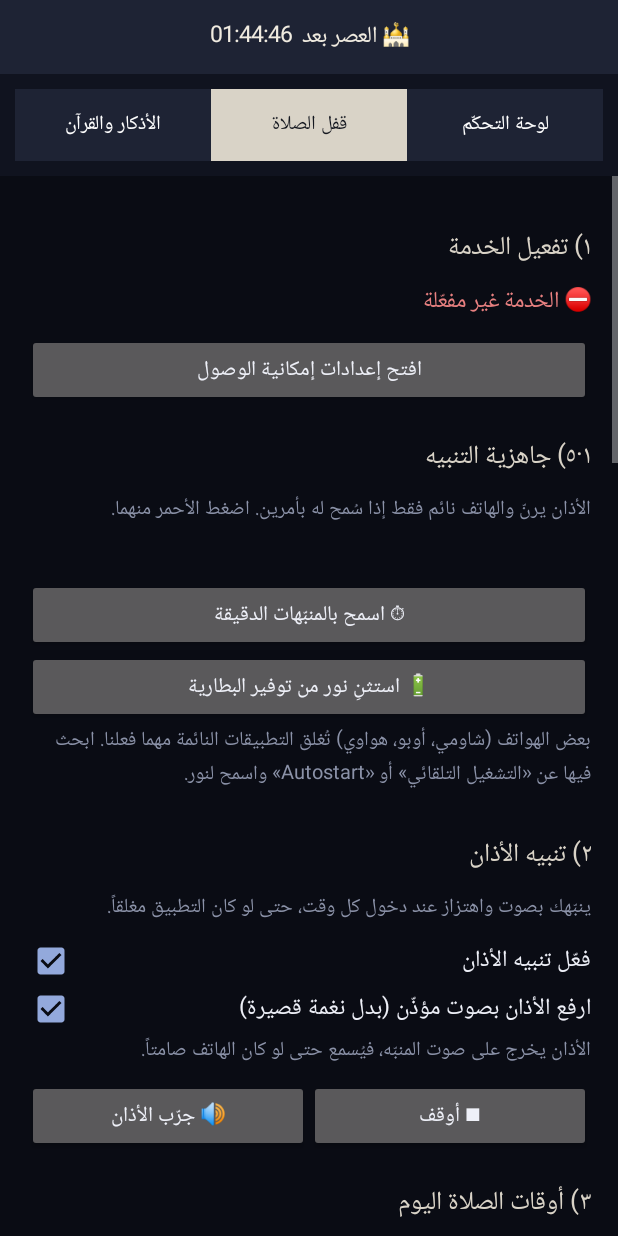
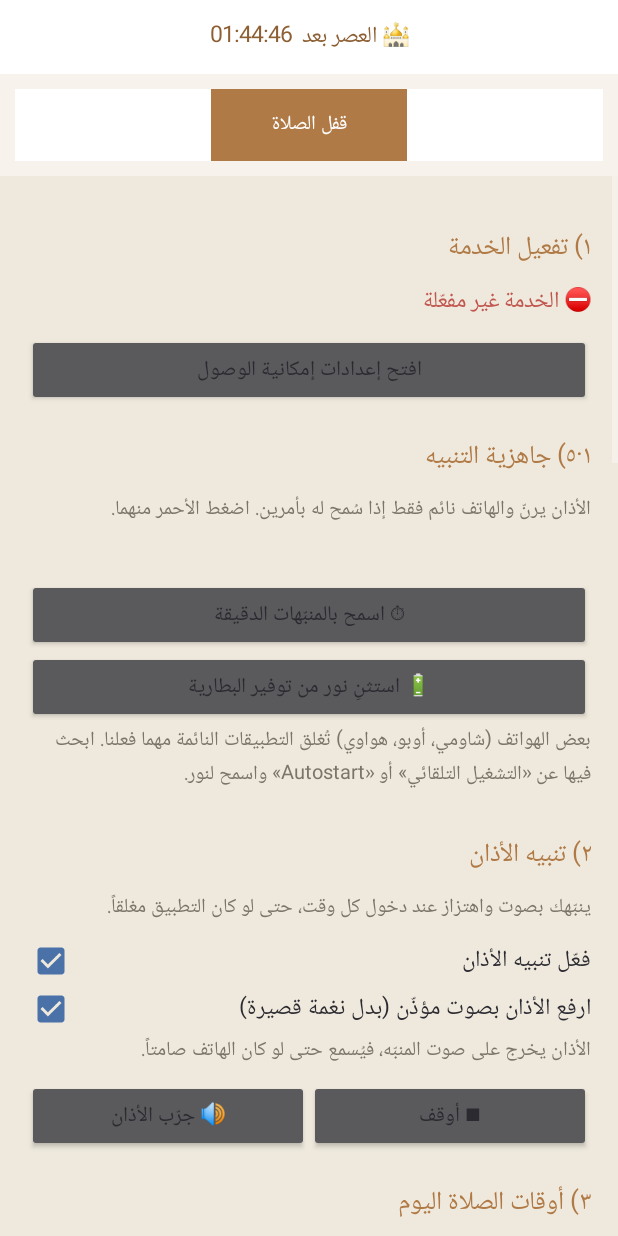
Before and after one commit to abdulrahmanalhamoud1673/noor-blocker, an Android app: the screen it shows after launch (MainActivity), after a tap on "قفل الصلاة", on a phone screen of 412 x 824 dp. Run offline under Robolectric (Android 15) with nearby library versions, the phone set to English and light mode, and no system bars; 2 other taps on this screen came first.

```diff
--- a/app/build.gradle.kts
+++ b/app/build.gradle.kts
@@ -11,8 +11,8 @@ android {
         applicationId = "com.noor.blocker"
         minSdk = 24
         targetSdk = 34
-        versionCode = 22
-        versionName = "13.1"
+        versionCode = 23
+        versionName = "14.0"
     }
 
     buildTypes {
--- a/app/src/main/java/com/noor/blocker/MainActivity.kt
+++ b/app/src/main/java/com/noor/blocker/MainActivity.kt
@@ -32,7 +32,7 @@ import android.widget.Toast
 const val NOOR_WEB = "https://abdulrahmanalhamoud1673.github.io/noor-adhkar/"
 
 /** يُستخدم لمسح ذاكرة الويب مرة واحدة بعد كل تحديث */
-private const val APP_VERSION = "13.1"
+private const val APP_VERSION = "14.0"
 
 /** رمز طلب أذونات الوسائط (كاميرا / ميكروفون) من داخل الصفحة */
 private const val REQ_MEDIA = 11
@@ -46,16 +46,6 @@ class NoorBridge(
     private val ctx: android.content.Context,
     private val onListen: (String) -> Unit
 ) {
-    @android.webkit.JavascriptInterface
-    fun prayerCompleted() {
-        val lock = PrayerLock.current(ctx) ?: return
-        Prefs.markPrayed(ctx, lock.key)
-        EventLog.add(ctx, EventLog.PRAYER, "صلّيتَ ${lock.prayerName} أمام الكاميرا")
-        android.os.Handler(android.os.Looper.getMainLooper()).post {
-            Toast.makeText(ctx, "تقبّل الله منك — فُتح القفل 🤲", Toast.LENGTH_LONG).show()
-        }
-    }
-
     /** أتمّ تحدّي الاستغفار — يُضاف الرصيد */
     @android.webkit.JavascriptInterface
     fun challengeCompleted() {
@@ -135,7 +125,7 @@ class MainActivity : Activity() {
 
         val root = LinearLayout(this).apply {
             orientation = LinearLayout.VERTICAL
-            setBackgroundColor(Color.parseColor("#0A0C14"))
+            setBackgroundColor(Color.parseColor("#EFE9DD"))
         }
 
         root.addView(buildBanner())
@@ -150,9 +140,7 @@ class MainActivity : Activity() {
         showWeb()
 
         // قادم من شاشة القفل
-        if (intent?.getBooleanExtra(LockActivity.EXTRA_OPEN_COACH, false) == true) {
-            openCoach(intent.getIntExtra(LockActivity.EXTRA_RAKAAT, 4))
-        } else if (intent?.getBooleanExtra(LockActivity.EXTRA_OPEN_CHALLENGE, false) == true) {
+        if (intent?.getBooleanExtra(LockActivity.EXTRA_OPEN_CHALLENGE, false) == true) {
             openChallenge()
         }
     }
@@ -176,17 +164,6 @@ class MainActivity : Activity() {
             Toast.makeText(this, "تم منح الكاميرا — اضغط «ابدأ» الآن", Toast.LENGTH_LONG).show()
             webView?.reload()
         }
-    }
-
-    /**
-     * يفتح مدرّب الصلاة في وضع فكّ القفل.
-     * نمرّر عدد الركعات في الرابط فتُثبَّت الصلاة المطلوبة،
-     * ولا يستطيع اختيار صلاة أقصر للتحايل.
-     */
-    private fun openCoach(rakaat: Int) {
-        showWeb()
-        webView?.loadUrl("$NOOR_WEB#pray=$rakaat")
-        Toast.makeText(this, "أدِّ الصلاة كاملة أمام الكاميرا ليُفتح القفل", Toast.LENGTH_LONG).show()
     }
 
     /** يفتح تحدّي الاستغفار بالعدد والذكر المحفوظين */
@@ -284,8 +261,8 @@ class MainActivity : Activity() {
         banner = TextView(this).apply {
             textSize = 15f
             gravity = Gravity.CENTER
-            setTextColor(Color.parseColor("#F0EBE0"))
-            setBackgroundColor(Color.parseColor("#1E2334"))
+            setTextColor(Color.parseColor("#8D5F33"))
+            setBackgroundColor(Color.parseColor("#FFFFFF"))
             setPadding(dp(12), dp(12), dp(12), dp(12))
         }
         updateBanner()
@@ -310,7 +287,7 @@ class MainActivity : Activity() {
         val bar = LinearLayout(this).apply {
             orientation = LinearLayout.HORIZONTAL
             setPadding(dp(10), dp(10), dp(10), dp(10))
-            setBackgroundColor(Color.parseColor("#10131F"))
+            setBackgroundColor(Color.parseColor("#F7F3EC"))
         }
         val lp = LinearLayout.LayoutParams(0, ViewGroup.LayoutParams.WRAP_CONTENT, 1f)
 
@@ -334,8 +311,8 @@ class MainActivity : Activity() {
 
     /** 0 = الأذكار · 1 = قفل الصلاة · 2 = لوحة التحكّم */
     private fun markTabs(which: Int) {
-        val on = Color.parseColor("#D9D3C7"); val off = Color.parseColor("#1E2334")
-        val onT = Color.parseColor("#14171f"); val offT = Color.WHITE
+        val on = Color.parseColor("#B07A46"); val off = Color.parseColor("#FFFFFF")
+        val onT = Color.parseColor("#FFFFFF"); val offT = Color.WHITE
         listOf(tabWeb, tabBlock, tabAdmin).forEachIndexed { i, b ->
             b.setBackgroundColor(if (i == which) on else off)
             b.setTextColor(if (i == which) onT else offT)
@@ -460,20 +437,20 @@ class MainActivity : Activity() {
         v.text = (if (exact) "✅ المنبّهات الدقيقة: مسموحة" else "❌ المنبّهات الدقيقة: ممنوعة") +
             "\n" + (if (batt) "✅ البطارية: نور مستثنى" else "❌ البطارية: نور غير مستثنى")
         v.setTextColor(android.graphics.Color.parseColor(
-            if (exact && batt) "#93a9dc" else "#e88080"))
+            if (exact && batt) "#4A72A8" else "#C0564E"))
     }
 
     private fun header(text: String) = TextView(this).apply {
         this.text = text
         textSize = 17f
-        setTextColor(Color.parseColor("#D9D3C7"))
+        setTextColor(Color.parseColor("#B07A46"))
         setPadding(0, dp(20), 0, dp(9))
     }
 
     private fun body(text: String) = TextView(this).apply {
         this.text = text
         textSize = 13.5f
-        setTextColor(Color.parseColor("#8B92A8"))
+        setTextColor(Color.parseColor("#7B7468"))
         setPadding(0, 0, 0, dp(8))
     }
 
@@ -550,7 +527,7 @@ class MainActivity : Activity() {
         col.addView(CheckBox(this).apply {
             text = "فعّل تنبيه الأذان"
             textSize = 15.5f
-            setTextColor(Color.parseColor("#EEF0F8"))
+            setTextColor(Color.parseColor("#2B2A31"))
             isChecked = Prefs.notifyEnabled(this@MainActivity)
             setOnCheckedChangeListener { _, checked ->
                 Prefs.setNotifyEnabled(this@MainActivity, checked)
@@ -566,7 +543,7 @@ class MainActivity : Activity() {
         col.addView(CheckBox(this).apply {
             text = "ارفع الأذان بصوت مؤذّن (بدل نغمة قصيرة)"
             textSize = 15.5f
-            setTextColor(Color.parseColor("#EEF0F8"))
+            setTextColor(Color.parseColor("#2B2A31"))
             isChecked = Prefs.adhanSound(this@MainActivity)
             setOnCheckedChangeListener { _, checked ->
                 Prefs.setAdhanSound(this@MainActivity, checked)
@@ -600,7 +577,7 @@ class MainActivity : Activity() {
         col.addView(header("٣) أوقات الصلاة اليوم"))
         timesView = TextView(this).apply {
             textSize = 14.5f
-            setTextColor(Color.parseColor("#EEF0F8"))
+            setTextColor(Color.parseColor("#2B2A31"))
             setLineSpacing(0f, 1.45f)
         }
         col.addView(timesView)
@@ -617,10 +594,10 @@ class MainActivity : Activity() {
         fun paintLockState() {
             if (ScreenLock.isAdmin(this)) {
                 lockState.text = "✅ مفعّل — سيُقفل هاتفك تلقائياً عند الأذان"
-                lockState.setTextColor(Color.parseColor("#93a9dc"))
+                lockState.setTextColor(Color.parseColor("#4A72A8"))
             } else {
                 lockState.text = "❌ غير مفعّل — سيُمنع الاستخدام لكن الشاشة لن تُقفل"
-                lockState.setTextColor(Color.parseColor("#e88080"))
+                lockState.setTextColor(Color.parseColor("#C0564E"))
             }
         }
         col.addView(body("اقفل الشاشة نفسها عند الأذان، لا مجرّد منع التطبيقات."))
@@ -677,7 +654,7 @@ class MainActivity : Activity() {
         col.addView(CheckBox(this).apply {
             text = "فعّل نظام النقاط"
             textSize = 15.5f
-            setTextColor(Color.parseColor("#EEF0F8"))
+            setTextColor(Color.parseColor("#2B2A31"))
             isChecked = ChallengeLock.enabled(this@MainActivity)
             setOnCheckedChangeListener { _, on ->
                 ChallengeLock.setEnabled(this@MainActivity, on)
@@ -738,8 +715,8 @@ class MainActivity : Activity() {
                 phraseBox.addView(Button(this@MainActivity).apply {
                     text = ph
                     textSize = 15f
-                    setBackgroundColor(Color.parseColor(if (chosen) "#D9D3C7" else "#1E2334"))
-                    setTextColor(Color.parseColor(if (chosen) "#14171f" else "#EEF0F8"))
+                    setBackgroundColor(Color.parseColor(if (chosen) "#B07A46" else "#FFFFFF"))
+                    setTextColor(Color.parseColor(if (chosen) "#FFFFFF" else "#2B2A31"))
                     setOnClickListener {
                         ChallengeLock.setPhrase(this@MainActivity, ph)
                         paintPhrases()
@@ -803,8 +780,8 @@ class MainActivity : Activity() {
         col.addView(EditText(this).apply {
             hint = "ابحث عن تطبيق…"
             textSize = 15f
-            setTextColor(Color.parseColor("#EEF0F8"))
-            setHintTextColor(Color.parseColor("#8b92a8"))
+            setTextColor(Color.parseColor("#2B2A31"))
+            setHintTextColor(Color.parseColor("#7B7468"))
             addTextChangedListener(object : TextWatcher {
                 override fun afterTextChanged(s: Editable?) {
                     filter = s?.toString()?.trim() ?: ""
@@ -825,8 +802,8 @@ class MainActivity : Activity() {
         col.addView(Button(this).apply {
             text = "✓ تم — احفظ وارجع"
             textSize = 17f
-            setBackgroundColor(Color.parseColor("#D9D3C7"))
-            setTextColor(Color.parseColor("#14171f"))
+            setBackgroundColor(Color.parseColor("#B07A46"))
+            setTextColor(Color.parseColor("#FFFFFF"))
             setPadding(0, dp(14), 0, dp(14))
             setOnClickListener {
                 Prefs.setBlockedApps(this@MainActivity, selected)
@@ -844,12 +821,12 @@ class MainActivity : Activity() {
             text = "\nكل تغيير يُحفظ فوراً — الزر للتأكيد والرجوع فقط.\n\n" +
                    "ملاحظة: لا يقرأ التطبيق محتوى شاشتك إطلاقاً — يعرف فقط اسم التطبيق المفتوح."
             textSize = 12f
-            setTextColor(Color.parseColor("#8b92a8"))
+            setTextColor(Color.parseColor("#7B7468"))
             setPadding(0, dp(14), 0, 0)
         })
 
         return ScrollView(this).apply {
-            setBackgroundColor(Color.parseColor("#0A0C14"))
+            setBackgroundColor(Color.parseColor("#EFE9DD"))
             addView(col)
         }
     }
@@ -873,9 +850,9 @@ class MainActivity : Activity() {
         }
         countView.setTextColor(
             when {
-                n == 0 -> Color.parseColor("#8B92A8")
-                n > 15 -> Color.parseColor("#e88080")
-                else -> Color.parseColor("#93a9dc")
+                n == 0 -> Color.parseColor("#7B7468")
+                n > 15 -> Color.parseColor("#C0564E")
+                else -> Color.parseColor("#4A72A8")
             }
         )
     }
@@ -904,7 +881,7 @@ class MainActivity : Activity() {
                 text = pm.getApplicationLabel(app).toString()
                 textSize = 15f
                 setTextColor(
-                    if (selected.contains(pkg)) Color.parseColor("#F0EBE0") else Color.parseColor("#EEF0F8")
+                    if (selected.contains(pkg)) Color.parseColor("#8D5F33") else Color.parseColor("#2B2A31")
                 )
                 isChecked = selected.contains(pkg)
                 setOnCheckedChangeListener { _, checked ->
@@ -912,7 +889,7 @@ class MainActivity : Activity() {
                     save(quiet = true)
                     updateCount(justSaved = true)
                     setTextColor(
-                        if (checked) Color.parseColor("#F0EBE0") else Color.parseColor("#EEF0F8")
+                        if (checked) Color.parseColor("#8D5F33") else Color.parseColor("#2B2A31")
                     )
                 }
             })
@@ -923,17 +900,17 @@ class MainActivity : Activity() {
     private fun renderChallengeState(v: TextView) {
         if (!ChallengeLock.enabled(this)) {
             v.text = "نظام النقاط متوقّف"
-            v.setTextColor(Color.parseColor("#8b92a8"))
+            v.setTextColor(Color.parseColor("#7B7468"))
             return
         }
         val reward = "الجولة: ${ChallengeLock.reps(this)} ضغطة = ${Credit.rewardMinutes(this)} دقيقة"
         if (Credit.isEmpty(this)) {
             v.text = "🔒 رصيدك صفر — أتمّ جولة لتكسب\n$reward"
-            v.setTextColor(Color.parseColor("#e88080"))
+            v.setTextColor(Color.parseColor("#C0564E"))
         } else {
             val flow = if (Credit.isSpending(this)) "⏳ يُصرف الآن" else "⏸ متوقّف — لست في تطبيق محظور"
             v.text = "💎 رصيدك ${Credit.format(this)}  ·  $flow\n$reward"
-            v.setTextColor(Color.parseColor("#93a9dc"))
+            v.setTextColor(Color.parseColor("#4A72A8"))
         }
     }
 
@@ -945,7 +922,7 @@ class MainActivity : Activity() {
     private fun refreshStatus() {
         val on = isServiceEnabled()
         statusView.text = if (on) "✅ الخدمة مفعّلة — الحظر يعمل" else "⛔ الخدمة غير مفعّلة"
-        statusView.setTextColor(Color.parseColor(if (on) "#93a9dc" else "#e88080"))
+        statusView.setTextColor(Color.parseColor(if (on) "#4A72A8" else "#C0564E"))
 
         val t = PrayerLock.todayTimes(this)
         val sb = StringBuilder()
--- a/app/src/main/res/values/themes.xml
+++ b/app/src/main/res/values/themes.xml
@@ -1,9 +1,9 @@
 <?xml version="1.0" encoding="utf-8"?>
 <resources>
     <style name="AppTheme" parent="android:Theme.Material.NoActionBar">
-        <item name="android:colorBackground">#0A0C14</item>
-        <item name="android:textColorPrimary">#EEF0F8</item>
-        <item name="android:colorAccent">#93A9DC</item>
+        <item name="android:colorBackground">#EFE9DD</item>
+        <item name="android:textColorPrimary">#2B2A31</item>
+        <item name="android:colorAccent">#4A72A8</item>
     </style>
 
     <style name="LockTheme" parent="AppTheme">
```
Also changed, not shown: app/src/main/java/com/noor/blocker/AdminPanel.kt (+16 -16 lines), app/src/main/java/com/noor/blocker/ChallengeActivity.kt (+11 -11 lines), app/src/main/java/com/noor/blocker/LockActivity.kt (+54 -57 lines), app/src/main/res/drawable/ic_launcher_noor.xml (+4 -4 lines).
